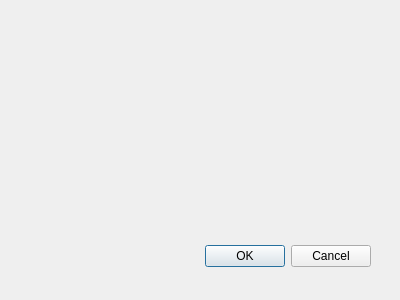
Before: the Qt Designer form BerEditor/save_device_dlg.ui in jykim74/BerEditor, drawn with Qt 5.
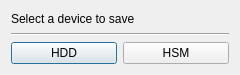
After: the same form once the commit is applied.

The edit to the form file:
```diff
--- a/BerEditor/save_device_dlg.ui
+++ b/BerEditor/save_device_dlg.ui
@@ -6,29 +6,47 @@
    <rect>
     <x>0</x>
     <y>0</y>
-    <width>400</width>
-    <height>300</height>
+    <width>240</width>
+    <height>75</height>
    </rect>
   </property>
   <property name="windowTitle">
    <string>Dialog</string>
   </property>
-  <widget class="QDialogButtonBox" name="buttonBox">
-   <property name="geometry">
-    <rect>
-     <x>30</x>
-     <y>240</y>
-     <width>341</width>
-     <height>32</height>
-    </rect>
-   </property>
-   <property name="orientation">
-    <enum>Qt::Horizontal</enum>
-   </property>
-   <property name="standardButtons">
-    <set>QDialogButtonBox::Cancel|QDialogButtonBox::Ok</set>
-   </property>
-  </widget>
+  <layout class="QVBoxLayout" name="verticalLayout">
+   <item>
+    <widget class="QLabel" name="label">
+     <property name="text">
+      <string>Select a device to save</string>
+     </property>
+    </widget>
+   </item>
+   <item>
+    <widget class="Line" name="line">
+     <property name="orientation">
+      <enum>Qt::Horizontal</enum>
+     </property>
+    </widget>
+   </item>
+   <item>
+    <layout class="QGridLayout" name="gridLayout">
+     <item row="0" column="0">
+      <widget class="QPushButton" name="mHDDBtn">
+       <property name="text">
+        <string>HDD</string>
+       </property>
+      </widget>
+     </item>
+     <item row="0" column="1">
+      <widget class="QPushButton" name="mHSMBtn">
+       <property name="text">
+        <string>HSM</string>
+       </property>
+      </widget>
+     </item>
+    </layout>
+   </item>
+  </layout>
  </widget>
  <resources/>
  <connections>
```
Left out of the diff: 37 changed lines with no effect on the pictures.
